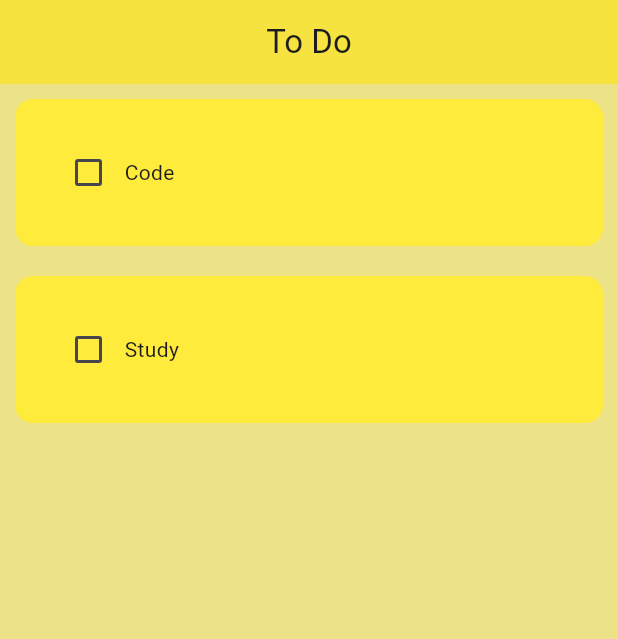
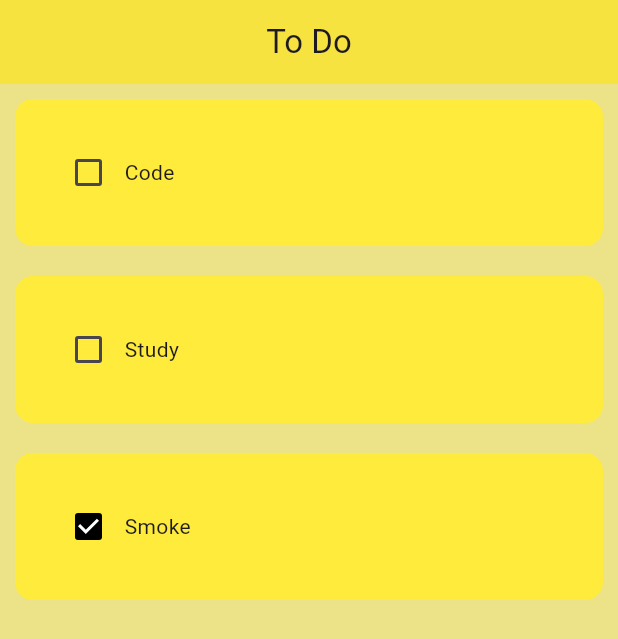
Before and after one commit to mar-vyn23/todo, a Flutter app: the screen it shows after launch, on a phone screen of 412 x 824 dp. Shown: the top 639 px of the screen. Run offline on Flutter 3.47's test engine with Material 3 defaults, Android fonts, the phone set to English and light mode, and no system bars.

Commit message:
feat: add new task "Smoke" to the to-do list and improve TodoTile widget structure

```diff
--- a/lib/pages/homepage.dart
+++ b/lib/pages/homepage.dart
@@ -15,6 +15,7 @@ class _HomePageState extends State<HomePage> {
   List toDolist = [
     ["Code", false],
     ["Study", false],
+    ["Smoke", true],
   ];
 
   void checkBoxchanged(bool? value, int index){
--- a/lib/utils/todo_tile.dart
+++ b/lib/utils/todo_tile.dart
@@ -3,9 +3,9 @@ import 'package:flutter/material.dart';
 class TodoTile extends StatelessWidget {
   final String taskName;
   final bool taskCompleted;
-  Function(bool?)? onChanged;
+  final Function(bool?)? onChanged;
 
-  TodoTile(
+  const TodoTile(
     {
       required this.taskName,
       required this.taskCompleted,
@@ -19,14 +19,18 @@ class TodoTile extends StatelessWidget {
     return Padding(
       padding: const EdgeInsets.all(10.0),
       child: Container(
-        padding: EdgeInsets.all(25),
+        padding: const EdgeInsets.all(25),
         decoration: BoxDecoration(
           borderRadius: BorderRadius.circular(12),
           color: Colors.yellow),
         child: Row(
           children: [
             //checkbox
-          Checkbox(value: taskCompleted, onChanged: onChanged),
+          Checkbox(
+            value: taskCompleted,
+            onChanged: onChanged,
+            activeColor: Colors.black,
+            ),
 
             //task name
             Text(taskName),
```
